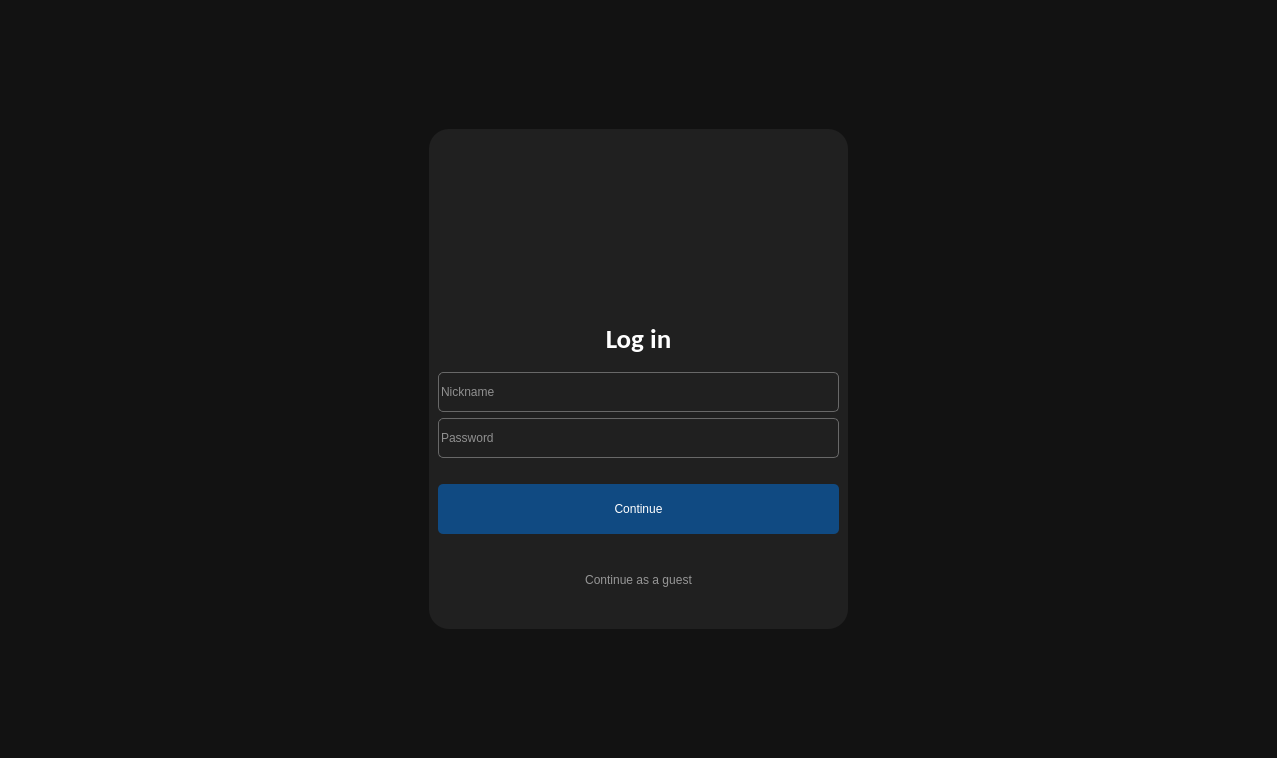
Qt form Foxlike/entrywindow.ui (Lekantrop-gd/CourseProject) before a commit.
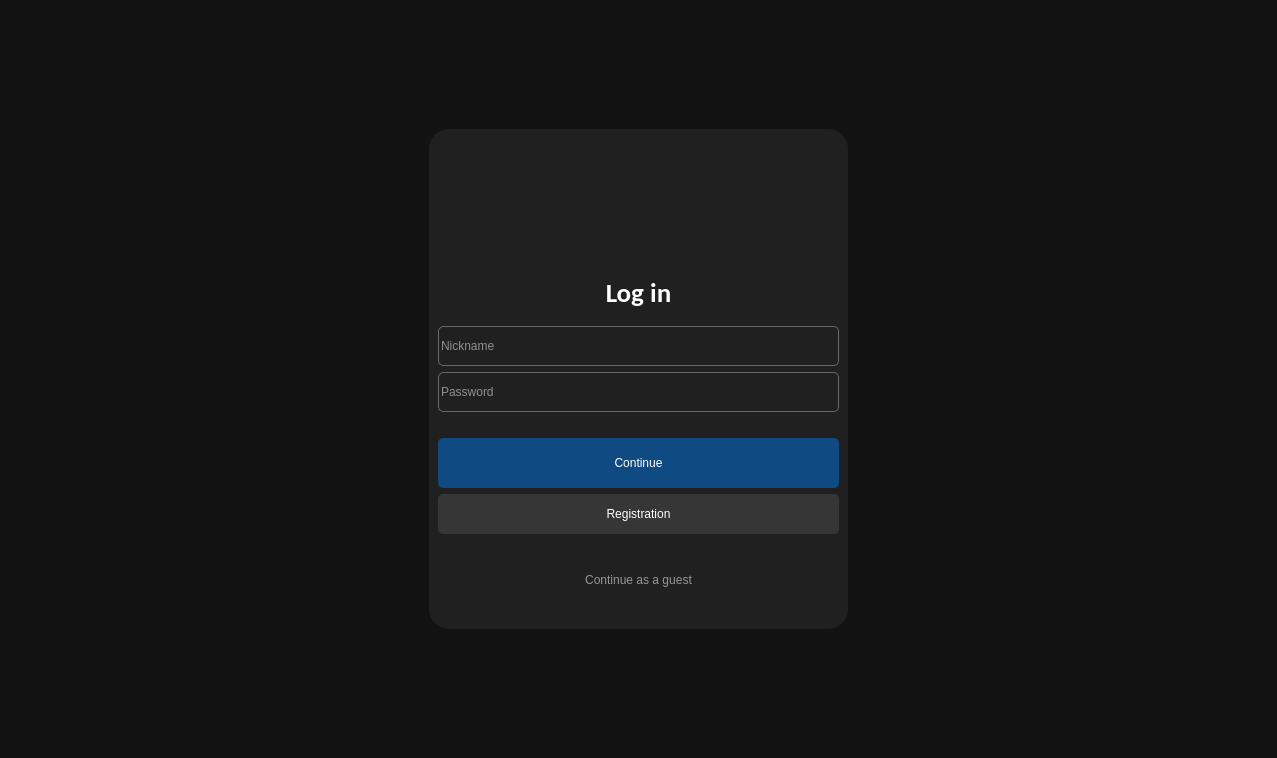
The same form after that commit.

```diff
--- a/Foxlike/entrywindow.ui
+++ b/Foxlike/entrywindow.ui
@@ -258,6 +258,40 @@
          </property>
         </widget>
        </item>
+       <item>
+        <widget class="QPushButton" name="continueButton_2">
+         <property name="minimumSize">
+          <size>
+           <width>0</width>
+           <height>40</height>
+          </size>
+         </property>
+         <property name="font">
+          <font>
+           <family>Segoe UI</family>
+           <pointsize>9</pointsize>
+          </font>
+         </property>
+         <property name="cursor">
+          <cursorShape>PointingHandCursor</cursorShape>
+         </property>
+         <property name="styleSheet">
+          <string notr="true">QPushButton {
+	border-radius: 5%;
+	background: rgb(54, 54, 54);
+	min-height: 40px;
+}
+
+QPushButton:hover {
+	background-color: rgb(65, 65, 65);
+	border-radius: 10%;
+}</string>
+         </property>
+         <property name="text">
+          <string>Registration</string>
+         </property>
+        </widget>
+       </item>
        <item>
         <spacer name="verticalSpacer_5">
          <property name="orientation">
```
